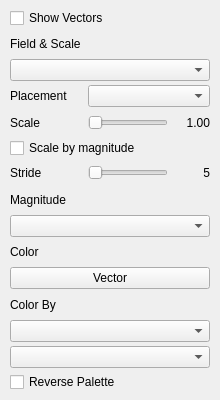
Above: src/ui/vectors_page.ui from thermeng/SciRender before the change. Below: the same form after it.
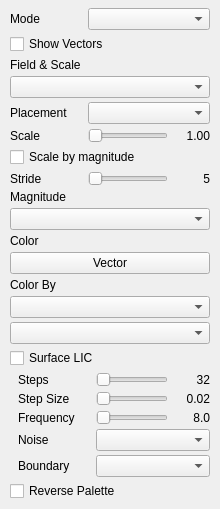
That is the form after the change.

Commit message: feat: Surface LIC

Diff of the .ui file:
```diff
--- a/src/ui/vectors_page.ui
+++ b/src/ui/vectors_page.ui
@@ -26,6 +26,32 @@
    <property name="bottomMargin">
     <number>8</number>
    </property>
+   <item>
+     <widget class="QWidget" name="visModeRow">
+      <layout class="QHBoxLayout" name="visModeLayout">
+       <property name="spacing"><number>6</number></property>
+       <property name="leftMargin"><number>0</number></property>
+       <property name="topMargin"><number>0</number></property>
+       <property name="rightMargin"><number>0</number></property>
+       <property name="bottomMargin"><number>0</number></property>
+       <item>
+        <widget class="QLabel" name="visModeLabel">
+         <property name="text"><string>Mode</string></property>
+         <property name="minimumSize"><size><width>72</width><height>0</height></size></property>
+         <property name="maximumSize"><size><width>72</width><height>16777215</height></size></property>
+         <property name="alignment"><set>Qt::AlignLeft|Qt::AlignVCenter</set></property>
+        </widget>
+       </item>
+       <item>
+        <widget class="QComboBox" name="visModeCombo">
+         <property name="toolTip">
+          <string>Off: no vector visualization. Glyph: arrow glyphs. Surface LIC: Line Integral Convolution (uses single-pass blending when surface opacity &lt; 1).</string>
+         </property>
+        </widget>
+       </item>
+      </layout>
+     </widget>
+    </item>
    <item>
     <widget class="QCheckBox" name="showCb">
      <property name="text">
@@ -34,23 +60,13 @@
     </widget>
    </item>
    <item>
-    <widget class="QWidget" name="optionsGroup" native="true">
-     <layout class="QVBoxLayout" name="optionsLayout">
-      <property name="spacing">
-       <number>4</number>
-      </property>
-      <property name="leftMargin">
-       <number>0</number>
-      </property>
-      <property name="topMargin">
-       <number>0</number>
-      </property>
-      <property name="rightMargin">
-       <number>0</number>
-      </property>
-      <property name="bottomMargin">
-       <number>0</number>
-      </property>
+     <widget class="QWidget" name="fieldGroup" native="true">
+      <layout class="QVBoxLayout" name="fieldLayout">
+       <property name="spacing"><number>4</number></property>
+       <property name="leftMargin"><number>0</number></property>
+       <property name="topMargin"><number>0</number></property>
+       <property name="rightMargin"><number>0</number></property>
+       <property name="bottomMargin"><number>0</number></property>
       <item>
        <widget class="QLabel" name="fieldScaleHeader">
         <property name="text">
@@ -81,6 +97,27 @@
          </layout>
         </widget>
        </item>
+      </layout>
+     </widget>
+    </item>
+    <item>
+     <widget class="QWidget" name="optionsGroup" native="true">
+      <layout class="QVBoxLayout" name="optionsLayout">
+       <property name="spacing">
+        <number>4</number>
+       </property>
+       <property name="leftMargin">
+        <number>0</number>
+       </property>
+       <property name="topMargin">
+        <number>0</number>
+       </property>
+       <property name="rightMargin">
+        <number>0</number>
+       </property>
+       <property name="bottomMargin">
+        <number>0</number>
+       </property>
        <item>
         <widget class="QWidget" name="scaleRow">
         <layout class="QHBoxLayout" name="scaleLayout">
@@ -182,14 +219,178 @@
       <item>
        <widget class="QComboBox" name="vCmapCombo"/>
       </item>
+       </layout>
+      </widget>
+     </item>
+     <item>
+      <widget class="QCheckBox" name="licToggle">
+       <property name="text">
+        <string>Surface LIC</string>
+       </property>
+       <property name="toolTip">
+        <string>Render Line Integral Convolution on the surface. When surface opacity &lt; 1, LIC uses single-pass blending instead of depth-peel OIT.</string>
+       </property>
+      </widget>
+     </item>
+    <item>
+     <widget class="QWidget" name="licGroup" native="true">
+      <layout class="QVBoxLayout" name="licLayout">
+       <property name="spacing"><number>4</number></property>
+       <property name="leftMargin"><number>8</number></property>
+       <property name="topMargin"><number>0</number></property>
+       <property name="rightMargin"><number>0</number></property>
+       <property name="bottomMargin"><number>0</number></property>
+       <item>
+        <widget class="QWidget" name="licStepsRow">
+         <layout class="QHBoxLayout" name="licStepsLayout">
+          <property name="spacing"><number>6</number></property>
+          <property name="leftMargin"><number>0</number></property>
+          <property name="topMargin"><number>0</number></property>
+          <property name="rightMargin"><number>0</number></property>
+          <property name="bottomMargin"><number>0</number></property>
+          <item>
+           <widget class="QLabel" name="licStepsLabel">
+            <property name="text"><string>Steps</string></property>
+            <property name="minimumSize"><size><width>72</width><height>0</height></size></property>
+            <property name="maximumSize"><size><width>72</width><height>16777215</height></size></property>
+            <property name="alignment"><set>Qt::AlignLeft|Qt::AlignVCenter</set></property>
+           </widget>
+          </item>
+          <item>
+           <widget class="QSlider" name="licStepsSlider">
+            <property name="orientation"><enum>Qt::Horizontal</enum></property>
+           </widget>
+          </item>
+          <item>
+           <widget class="QLabel" name="licStepsValue">
+            <property name="text"><string>32</string></property>
+            <property name="minimumSize"><size><width>36</width><height>0</height></size></property>
+            <property name="maximumSize"><size><width>36</width><height>16777215</height></size></property>
+            <property name="alignment"><set>Qt::AlignRight|Qt::AlignVCenter</set></property>
+           </widget>
+          </item>
+         </layout>
+        </widget>
+       </item>
+        <item>
+         <widget class="QWidget" name="licStepSizeRow">
+          <layout class="QHBoxLayout" name="licStepSizeLayout">
+           <property name="spacing"><number>6</number></property>
+           <property name="leftMargin"><number>0</number></property>
+           <property name="topMargin"><number>0</number></property>
+           <property name="rightMargin"><number>0</number></property>
+           <property name="bottomMargin"><number>0</number></property>
+           <item>
+            <widget class="QLabel" name="licStepSizeLabel">
+             <property name="text"><string>Step Size</string></property>
+             <property name="minimumSize"><size><width>72</width><height>0</height></size></property>
+             <property name="maximumSize"><size><width>72</width><height>16777215</height></size></property>
+             <property name="alignment"><set>Qt::AlignLeft|Qt::AlignVCenter</set></property>
+            </widget>
+           </item>
+           <item>
+            <widget class="QSlider" name="licStepSizeSlider">
+             <property name="orientation"><enum>Qt::Horizontal</enum></property>
+            </widget>
+           </item>
+           <item>
+            <widget class="QLabel" name="licStepSizeValue">
+             <property name="text"><string>0.02</string></property>
+             <property name="minimumSize"><size><width>36</width><height>0</height></size></property>
+             <property name="maximumSize"><size><width>36</width><height>16777215</height></size></property>
+             <property name="alignment"><set>Qt::AlignRight|Qt::AlignVCenter</set></property>
+            </widget>
+           </item>
+          </layout>
+         </widget>
+        </item>
+        <item>
+         <widget class="QWidget" name="licFreqRow">
+          <layout class="QHBoxLayout" name="licFreqLayout">
+           <property name="spacing"><number>6</number></property>
+           <property name="leftMargin"><number>0</number></property>
+           <property name="topMargin"><number>0</number></property>
+           <property name="rightMargin"><number>0</number></property>
+           <property name="bottomMargin"><number>0</number></property>
+           <item>
+            <widget class="QLabel" name="licFreqLabel">
+             <property name="text"><string>Frequency</string></property>
+             <property name="minimumSize"><size><width>72</width><height>0</height></size></property>
+             <property name="maximumSize"><size><width>72</width><height>16777215</height></size></property>
+             <property name="alignment"><set>Qt::AlignLeft|Qt::AlignVCenter</set></property>
+            </widget>
+           </item>
+           <item>
+            <widget class="QSlider" name="licFreqSlider">
+             <property name="orientation"><enum>Qt::Horizontal</enum></property>
+            </widget>
+           </item>
+           <item>
+            <widget class="QLabel" name="licFreqValue">
+             <property name="text"><string>8.0</string></property>
+             <property name="minimumSize"><size><width>36</width><height>0</height></size></property>
+             <property name="maximumSize"><size><width>36</width><height>16777215</height></size></property>
+             <property name="alignment"><set>Qt::AlignRight|Qt::AlignVCenter</set></property>
+            </widget>
+           </item>
+          </layout>
+         </widget>
+        </item>
+        <item>
+          <widget class="QWidget" name="licGrainRow">
+           <layout class="QHBoxLayout" name="licGrainLayout">
+            <property name="spacing"><number>6</number></property>
+            <property name="leftMargin"><number>0</number></property>
+            <property name="topMargin"><number>0</number></property>
+            <property name="rightMargin"><number>0</number></property>
+            <property name="bottomMargin"><number>0</number></property>
+            <item>
+             <widget class="QLabel" name="licGrainLabel">
+              <property name="text"><string>Noise</string></property>
+              <property name="minimumSize"><size><width>72</width><height>0</height></size></property>
+              <property name="maximumSize"><size><width>72</width><height>16777215</height></size></property>
+              <property name="alignment"><set>Qt::AlignLeft|Qt::AlignVCenter</set></property>
+             </widget>
+            </item>
+            <item>
+             <widget class="QComboBox" name="licGrainCombo"/>
+            </item>
+           </layout>
+           </widget>
+          </item>
+         <item>
+          <widget class="QWidget" name="licBoundaryRow">
+           <layout class="QHBoxLayout" name="licBoundaryLayout">
+            <property name="spacing"><number>6</number></property>
+            <property name="leftMargin"><number>0</number></property>
+            <property name="topMargin"><number>0</number></property>
+            <property name="rightMargin"><number>0</number></property>
+            <property name="bottomMargin"><number>0</number></property>
+            <item>
+             <widget class="QLabel" name="licBoundaryLabel">
+              <property name="text"><string>Boundary</string></property>
+              <property name="minimumSize"><size><width>72</width><height>0</height></size></property>
+              <property name="maximumSize"><size><width>72</width><height>16777215</height></size></property>
+              <property name="alignment"><set>Qt::AlignLeft|Qt::AlignVCenter</set></property>
+              <property name="toolTip"><string>Clamp (Zero): domain-clamp to zero at wall (physical no-slip, truncated kernel). Mirror: mirror-pad / reflect across wall (hides speckled border, preserves streak length).</string></property>
+             </widget>
+            </item>
+            <item>
+             <widget class="QComboBox" name="licBoundaryCombo">
+              <property name="toolTip"><string>Clamp (Zero): domain-clamp to zero at wall (physical no-slip, truncated kernel). Mirror: mirror-pad / reflect across wall (hides speckled border, preserves streak length).</string></property>
+             </widget>
+            </item>
+           </layout>
+          </widget>
+         </item>
+        </layout>
+       </widget>
+     </item>
       <item>
        <widget class="QCheckBox" name="revCb">
         <property name="text">
          <string>Reverse Palette</string>
         </property>
-       </widget>
-      </item>
-     </layout>
     </widget>
    </item>
   </layout>
```
Lines whose indentation alone changed are shown as unchanged. The commit also changes 17 other files.
